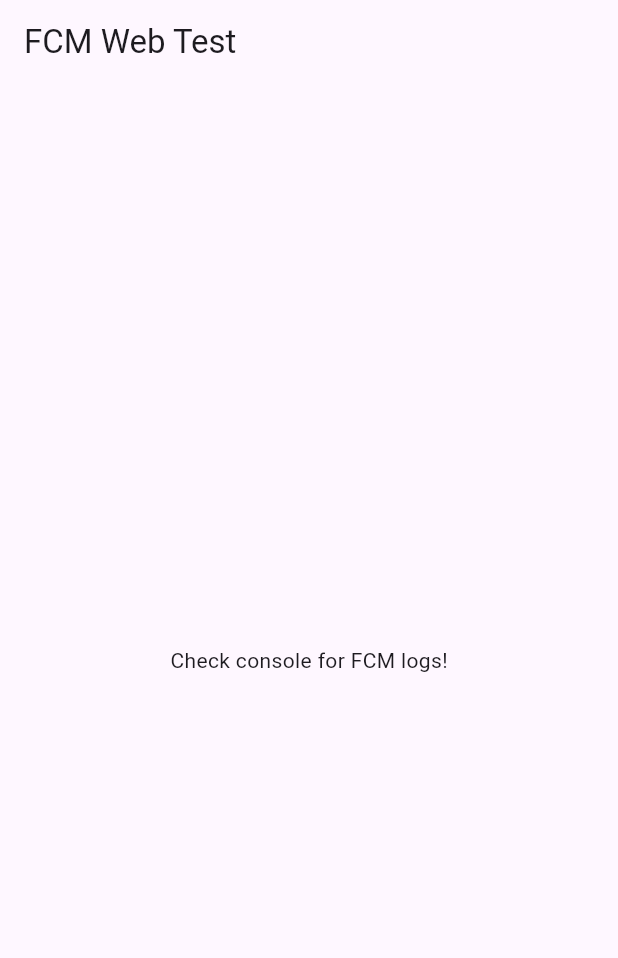
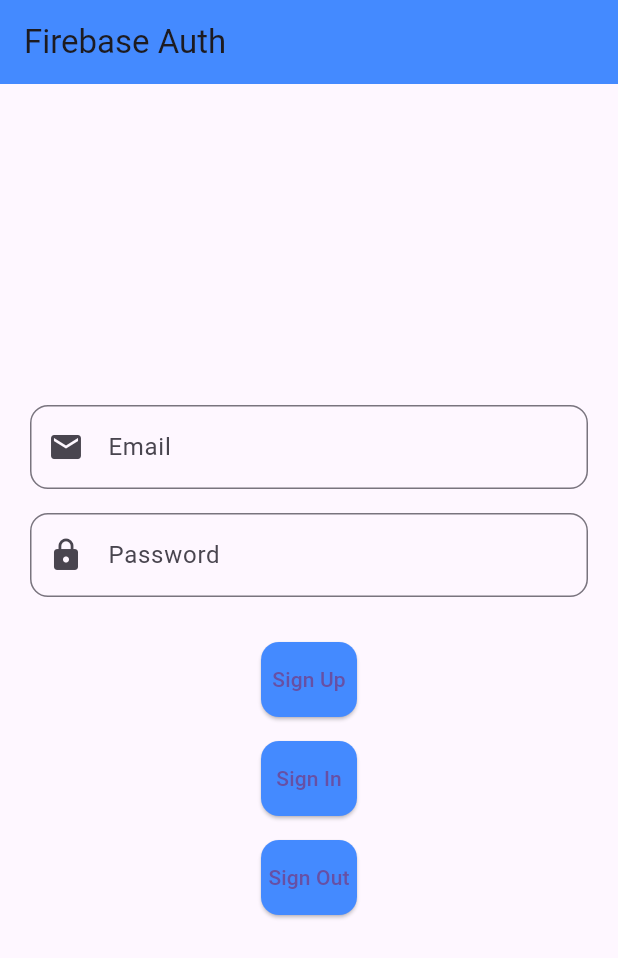
Before and after one commit to sirinegarrouri/pfeProject, a Flutter app: the screen it shows after launch, on a phone screen of 412 x 824 dp. Shown: the top 958 px of the screen. Run offline on Flutter 3.47's test engine with Material 3 defaults, Android fonts, the phone set to English and light mode, and no system bars; our stand-ins replace firebase_auth, firebase_core; accounts and stored records are empty.

Commit message:
auth succeeded

```diff
--- /dev/null
+++ b/lib/auth_service.dart
@@ -0,0 +1,53 @@
+import 'package:firebase_auth/firebase_auth.dart';
+
+class AuthService {
+  final FirebaseAuth _auth = FirebaseAuth.instance;
+
+  // Sign up with email & password
+  Future<User?> signUpWithEmail(String email, String password) async {
+    try {
+      UserCredential userCredential = await _auth.createUserWithEmailAndPassword(
+        email: email,
+        password: password,
+      );
+      return userCredential.user;
+    } on FirebaseAuthException catch (e) {
+      print("❌ Sign-up error: ${e.message}");
+      return null;
+    }
+  }
+
+  // Sign in with email & password
+  Future<User?> signInWithEmail(String email, String password) async {
+    try {
+      UserCredential userCredential = await _auth.signInWithEmailAndPassword(
+        email: email,
+        password: password,
+      );
+      return userCredential.user;
+    } on FirebaseAuthException catch (e) {
+      print("❌ Sign-in error: ${e.message}");
+      return null;
+    }
+  }
+
+  // Sign out
+  Future<void> signOut() async {
+    await _auth.signOut();
+  }
+
+  // Get current user
+  User? getCurrentUser() {
+    return _auth.currentUser;
+  }
+
+  // Reset password
+  Future<void> resetPassword(String email) async {
+    try {
+      await _auth.sendPasswordResetEmail(email: email);
+      print("📩 Password reset email sent!");
+    } on FirebaseAuthException catch (e) {
+      print("❌ Password reset error: ${e.message}");
+    }
+  }
+}
--- a/lib/main.dart
+++ b/lib/main.dart
@@ -1,38 +1,14 @@
-import 'package:firebase_core/firebase_core.dart';
-import 'package:firebase_messaging/firebase_messaging.dart';
+import 'package:firebase_auth/firebase_auth.dart';
+import 'package:firebase_core/firebase_core.dart'; // Import Firebase Core
 import 'package:flutter/material.dart';
+import 'auth_service.dart';
+import 'firebase_options.dart'; // Import the generated firebase_options.dart
 
 void main() async {
   WidgetsFlutterBinding.ensureInitialized();
-  await Firebase.initializeApp();
-
-  FirebaseMessaging messaging = FirebaseMessaging.instance;
-
-  // Request permission for notifications
-  NotificationSettings settings = await messaging.requestPermission(
-    alert: true,
-    badge: true,
-    sound: true,
+  await Firebase.initializeApp(
+    options: DefaultFirebaseOptions.currentPlatform, // Initialize Firebase with options
   );
-
-  if (settings.authorizationStatus == AuthorizationStatus.authorized) {
-    print("✅ Notifications permission granted!");
-  } else {
-    print("❌ Notifications permission denied!");
-  }
-
-  // Get Firebase Token
-  String? token = await messaging.getToken();
-  print("🔥 Firebase Token: $token");
-
-  FirebaseMessaging.onMessage.listen((RemoteMessage message) {
-    print("📩 Foreground message received: ${message.notification?.title}");
-  });
-
-  FirebaseMessaging.onMessageOpenedApp.listen((RemoteMessage message) {
-    print("🔄 App opened via notification: ${message.notification?.title}");
-  });
-
   runApp(const MyApp());
 }
 
@@ -42,9 +18,136 @@
   @override
   Widget build(BuildContext context) {
     return MaterialApp(
-      home: Scaffold(
-        appBar: AppBar(title: const Text("FCM Web Test")),
-        body: const Center(child: Text("Check console for FCM logs!")),
+      debugShowCheckedModeBanner: false, // Remove debug banner
+      theme: ThemeData(
+        primarySwatch: Colors.blue,
+        inputDecorationTheme: InputDecorationTheme(
+          border: OutlineInputBorder(
+            borderRadius: BorderRadius.circular(12),
+          ),
+        ),
+        elevatedButtonTheme: ElevatedButtonThemeData(
+          style: ElevatedButton.styleFrom(
+            shape: RoundedRectangleBorder(
+              borderRadius: BorderRadius.circular(12),
+            ),
+            padding: const EdgeInsets.symmetric(vertical: 15),
+            backgroundColor: Colors.blueAccent, // Button color
+          ),
+        ),
+      ),
+      home: AuthScreen(),
+    );
+  }
+}
+
+class AuthScreen extends StatefulWidget {
+  @override
+  _AuthScreenState createState() => _AuthScreenState();
+}
+
+class _AuthScreenState extends State<AuthScreen> {
+  final AuthService _authService = AuthService();
+  final TextEditingController emailController = TextEditingController();
+  final TextEditingController passwordController = TextEditingController();
+
+  // Function to show dialog messages
+  void _showDialog(String title, String message) {
+    showDialog(
+      context: context,
+      builder: (BuildContext context) {
+        return AlertDialog(
+          title: Text(title),
+          content: Text(message),
+          actions: <Widget>[
+            TextButton(
+              onPressed: () {
+                Navigator.of(context).pop();
+              },
+              child: const Text("OK"),
+            ),
+          ],
+        );
+      },
+    );
+  }
+
+  void _signUp() async {
+    User? user = await _authService.signUpWithEmail(
+      emailController.text,
+      passwordController.text,
+    );
+    if (user != null) {
+      _showDialog("Success", "✅ User signed up: ${user.email}");
+    } else {
+      _showDialog("Error", "❌ Sign-up failed ");
+    }
+  }
+
+  void _signIn() async {
+    User? user = await _authService.signInWithEmail(
+      emailController.text,
+      passwordController.text,
+    );
+    if (user != null) {
+      _showDialog("Success", "✅ User signed in: ${user.email}");
+    } else {
+      _showDialog("Error", "❌ Sign-in failed");
+    }
+  }
+
+  void _signOut() async {
+    await _authService.signOut();
+    _showDialog("Success", "👋 User signed out");
+  }
+
+  @override
+  Widget build(BuildContext context) {
+    return Scaffold(
+      appBar: AppBar(
+        title: const Text("Firebase Auth"),
+        backgroundColor: Colors.blueAccent,
+      ),
+      body: Padding(
+        padding: const EdgeInsets.all(20.0),
+        child: Center(
+          child: Column(
+            mainAxisAlignment: MainAxisAlignment.center,
+            children: [
+              TextField(
+                controller: emailController,
+                decoration: const InputDecoration(
+                  labelText: "Email",
+                  prefixIcon: Icon(Icons.email),
+                ),
+              ),
+              const SizedBox(height: 16),
+              TextField(
+                controller: passwordController,
+                obscureText: true,
+                decoration: const InputDecoration(
+                  labelText: "Password",
+                  prefixIcon: Icon(Icons.lock),
+                ),
+              ),
+              const SizedBox(height: 30),
+              ElevatedButton(
+                onPressed: _signUp,
+                child: const Text("Sign Up"),
+              ),
+              const SizedBox(height: 16),
+              ElevatedButton(
+                onPressed: _signIn,
+                child: const Text("Sign In"),
+              ),
+              const SizedBox(height: 16),
+              ElevatedButton(
+                onPressed: _signOut,
+                child: const Text("Sign Out"),
+              ),
+            ],
+          ),
+        ),
       ),
     );
   }
--- a/pubspec.yaml
+++ b/pubspec.yaml
@@ -36,6 +36,7 @@
   firebase_core: ^3.12.0
   firebase_messaging: ^15.2.3
   flutter_local_notifications: ^18.0.1
+  firebase_auth: ^5.5.1
 
 dev_dependencies:
   flutter_test:
```
Also changed, not shown: lib/firebase_messaging.dart (deleted, +0 -39 lines), firebase.json (added), lib/firebase_options.dart (added), pubspec.lock, 5 other files.
